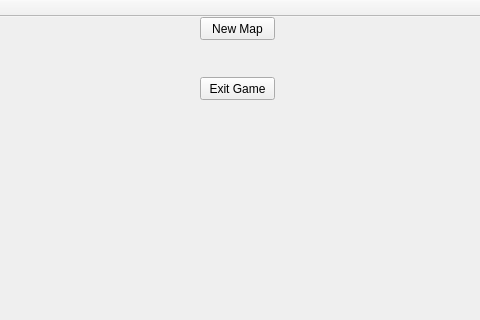
First picture: the form in ProjectHiawatha/mainwindow.ui, repository Alex-BusNet/ProjectHiawatha, before the edit; both pictures show x 180 to 660 and y 0 to 320 of the 829 by 546 pixel window.
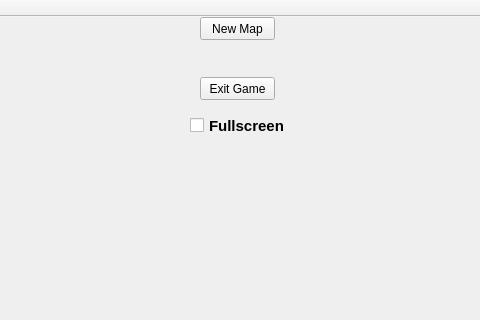
Second picture: the form after the edit.

Commit message: Added fullscreen functionality. Currently working on getting the map to resize (zooming in and out), but am having no luck so far.

```diff
--- a/ProjectHiawatha/mainwindow.ui
+++ b/ProjectHiawatha/mainwindow.ui
@@ -40,6 +40,29 @@
      <string>Exit Game</string>
     </property>
    </widget>
+   <widget class="QCheckBox" name="fullscreen">
+    <property name="geometry">
+     <rect>
+      <x>370</x>
+      <y>100</y>
+      <width>101</width>
+      <height>17</height>
+     </rect>
+    </property>
+    <property name="font">
+     <font>
+      <pointsize>11</pointsize>
+      <weight>75</weight>
+      <bold>true</bold>
+     </font>
+    </property>
+    <property name="autoFillBackground">
+     <bool>true</bool>
+    </property>
+    <property name="text">
+     <string>Fullscreen</string>
+    </property>
+   </widget>
   </widget>
   <widget class="QMenuBar" name="menuBar">
    <property name="geometry">
```
The commit also changes 9 other files.
